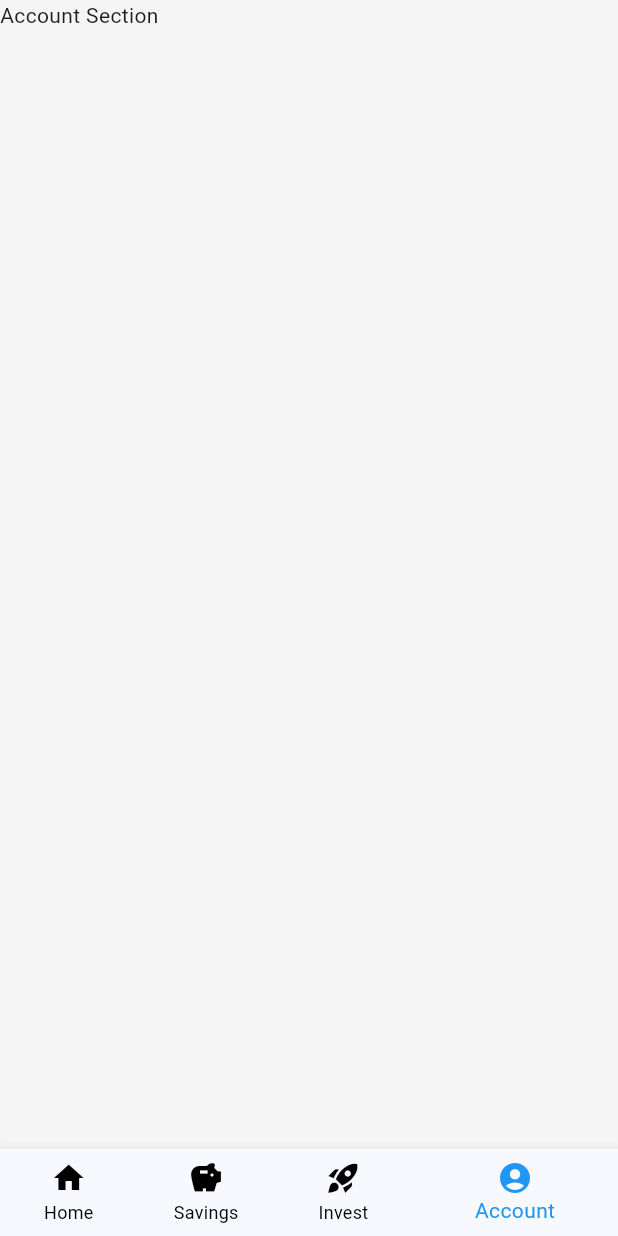
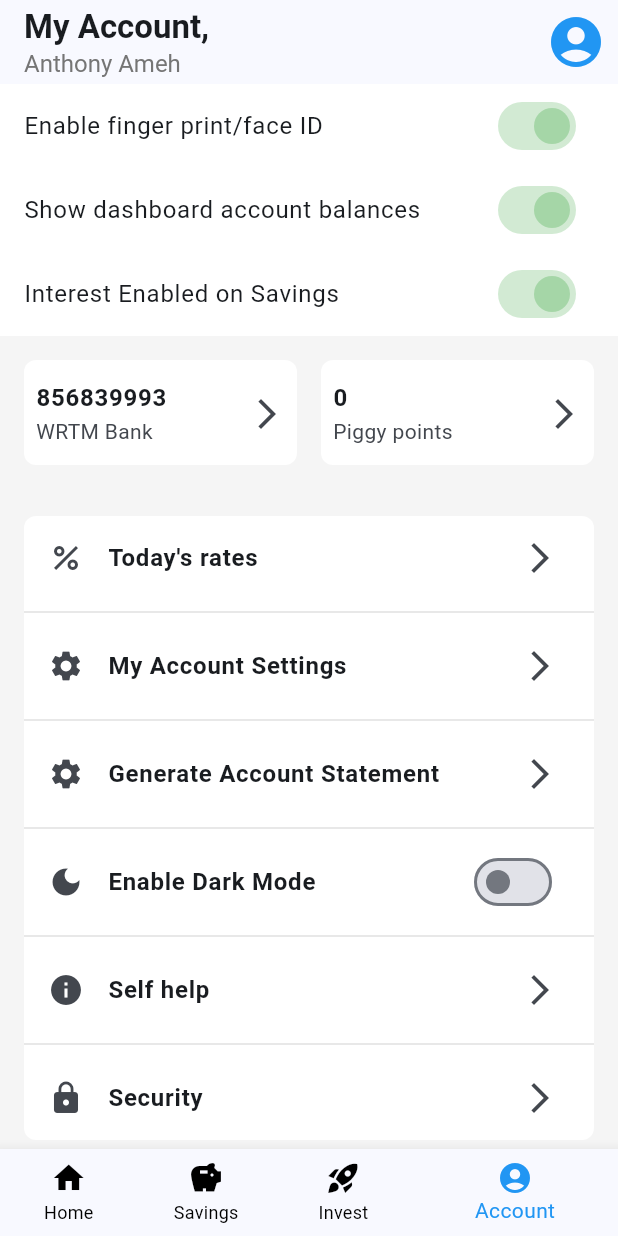
Before and after one commit to ANTONINEUTRON/wtm_savings_app, a Flutter app: the screen it shows after launch, item 4 of the bottom bar chosen, on a phone screen of 412 x 824 dp. Run offline on Flutter 3.47's test engine with Material 3 defaults, Android fonts, the phone set to English and light mode, and no system bars.

Commit message:
February 26th class

```diff
--- a/lib/features/account/pages/account_view.dart
+++ b/lib/features/account/pages/account_view.dart
@@ -1,11 +1,57 @@
 
 import 'package:flutter/material.dart';
+import 'package:wtm_savings_app/features/account/widgets/aacount_toggles.dart';
+import 'package:wtm_savings_app/features/account/widgets/account_grid.dart';
+import 'package:wtm_savings_app/features/account/widgets/account_settings_1.dart';
+import 'package:wtm_savings_app/features/account/widgets/account_settings_2.dart';
+import 'package:wtm_savings_app/features/account/widgets/account_settings_item.dart';
 
 class AccountView extends StatelessWidget {
   const AccountView({super.key});
 
   @override
   Widget build(BuildContext context) {
-    return Text("Account Section");
+    return Scaffold(
+      appBar: AppBar(
+        title: Column(
+          crossAxisAlignment: CrossAxisAlignment.start,
+          children: [
+            Text(
+              "My Account,",
+              style: TextStyle(
+                  fontWeight: FontWeight.bold
+              ),
+            ),
+            Text(
+              "Anthony Ameh",
+              style: TextStyle(
+                fontSize: 16.0,
+                color: Colors.grey.shade600
+              ),
+            )
+          ],
+        ),
+        actions: [
+          IconButton(
+              color: Colors.blue,
+              onPressed: (){},
+              icon: Icon(
+                Icons.account_circle,
+                size: 40,
+              )
+          )
+        ],
+      ),
+      body: ListView(
+        padding: EdgeInsets.only(bottom: 16),
+        children: [
+          AccountToggles(),
+          AccountGrid(),
+          AccountSettings1(),
+          SizedBox(height: 16,),
+          AccountSettings2(),
+        ],
+      ),
+    );
   }
 }
--- /dev/null
+++ b/lib/features/account/widgets/aacount_toggles.dart
@@ -0,0 +1,44 @@
+
+
+import 'package:flutter/material.dart';
+
+class AccountToggles extends StatelessWidget {
+  const AccountToggles({
+    super.key,
+  });
+
+  @override
+  Widget build(BuildContext context) {
+    return Container(
+      color: Colors.white,
+      child: Column(
+        children: [
+          ListTile(
+            title: Text("Enable finger print/face ID"),
+            trailing: Switch(
+              value: true,
+              onChanged: (value){},
+              activeColor: Colors.green.shade200,
+            ),
+          ),
+          ListTile(
+            title: Text("Show dashboard account balances"),
+            trailing: Switch(
+              value: true,
+              onChanged: (value){},
+              activeColor: Colors.green.shade200,
+            ),
+          ),
+          ListTile(
+            title: Text("Interest Enabled on Savings"),
+            trailing: Switch(
+              value: true,
+              onChanged: (value){},
+              activeColor: Colors.green.shade200,
+            ),
+          ),
+        ],
+      ),
+    );
+  }
+}
--- /dev/null
+++ b/lib/features/account/widgets/account_grid.dart
@@ -0,0 +1,57 @@
+
+
+import 'package:flutter/material.dart';
+
+class AccountGrid extends StatelessWidget {
+  const AccountGrid({
+    super.key,
+  });
+
+  @override
+  Widget build(BuildContext context) {
+    return Container(
+      padding: EdgeInsets.all(16),
+      height: 120,
+      child: GridView(
+        gridDelegate: SliverGridDelegateWithFixedCrossAxisCount(
+          crossAxisCount: 2,
+          mainAxisExtent: 70,
+          mainAxisSpacing: 16,
+          crossAxisSpacing: 16,
+        ),
+        children: [
+          Container(
+            decoration: BoxDecoration(
+              borderRadius: BorderRadius.circular(8),
+              color: Colors.white,
+            ),
+            child: ListTile(
+              title: Text(
+                "856839993",
+                style: TextStyle(fontWeight: FontWeight.bold,),
+              ),
+              subtitle: Text("WRTM Bank"),
+              trailing: Icon(Icons.arrow_forward_ios),
+              contentPadding: EdgeInsets.symmetric(horizontal: 8),
+            ),
+          ),
+          Container(
+            decoration: BoxDecoration(
+              borderRadius: BorderRadius.circular(8),
+              color: Colors.white,
+            ),
+            child: ListTile(
+              title: Text(
+                "0",
+                style: TextStyle(fontWeight: FontWeight.bold,),
+              ),
+              subtitle: Text("Piggy points"),
+              trailing: Icon(Icons.arrow_forward_ios),
+              contentPadding: EdgeInsets.symmetric(horizontal: 8,),
+            ),
+          )
+        ],
+      ),
+    );
+  }
+}
--- /dev/null
+++ b/lib/features/account/widgets/account_settings_1.dart
@@ -0,0 +1,59 @@
+
+import 'package:flutter/material.dart';
+import 'package:wtm_savings_app/features/account/widgets/account_settings_item.dart';
+
+class AccountSettings1 extends StatelessWidget {
+  const AccountSettings1({
+    super.key,
+  });
+
+  @override
+  Widget build(BuildContext context) {
+    return Container(
+      decoration: BoxDecoration(
+        color: Colors.white,
+        borderRadius: BorderRadius.circular(8),
+      ),
+      margin: EdgeInsets.symmetric(horizontal: 16,),
+      child: Column(
+        children: [
+          AccountSettingsItem(
+            title: "Today's rates",
+            icon: Icon(Icons.percent),
+          ),
+          Divider(color: Colors.grey.shade300,),
+          AccountSettingsItem(
+            title: "My Account Settings",
+            icon: Icon(Icons.settings),
+          ),
+          Divider(color: Colors.grey.shade300,),
+          AccountSettingsItem(
+            title: "Generate Account Statement",
+            icon: Icon(Icons.settings),
+          ),
+          Divider(color: Colors.grey.shade300,),
+          AccountSettingsItem(
+            title: "Enable Dark Mode",
+            icon: Icon(Icons.dark_mode),
+            trailingIcon: Switch(
+              value: false,
+              onChanged: (value) {
+
+              },
+            ),
+          ),
+          Divider(color: Colors.grey.shade300,),
+          AccountSettingsItem(
+            title: "Self help",
+            icon: Icon(Icons.info),
+          ),
+          Divider(color: Colors.grey.shade300,),
+          AccountSettingsItem(
+            title: "Security",
+            icon: Icon(Icons.lock),
+          )
+        ],
+      ),
+    );
+  }
+}
--- /dev/null
+++ b/lib/features/account/widgets/account_settings_2.dart
@@ -0,0 +1,64 @@
+
+import 'package:flutter/material.dart';
+import 'package:wtm_savings_app/features/account/widgets/account_settings_item.dart';
+
+class AccountSettings2 extends StatelessWidget {
+  const AccountSettings2({
+    super.key,
+  });
+
+  @override
+  Widget build(BuildContext context) {
+    return Container(
+      decoration: BoxDecoration(
+        color: Colors.white,
+        borderRadius: BorderRadius.circular(8),
+      ),
+      margin: EdgeInsets.symmetric(horizontal: 16,),
+      child: Column(
+        children: [
+          AccountSettingsItem(
+            title: "Refer & Earn",
+            icon: Icon(Icons.card_giftcard),
+          ),
+          Divider(color: Colors.grey.shade300,),
+          AccountSettingsItem(
+            title: "Withdraw funds",
+            icon: Icon(Icons.settings),
+          ),
+          Divider(color: Colors.grey.shade300,),
+          AccountSettingsItem(
+            title: "Generate Account Statement",
+            icon: Icon(Icons.settings),
+          ),
+          Divider(color: Colors.grey.shade300,),
+          AccountSettingsItem(
+            title: "Linked debot cards",
+            icon: Icon(Icons.lock),
+          ),
+          Divider(color: Colors.grey.shade300,),
+          AccountSettingsItem(
+            title: "Withdrawal Bank",
+            icon: Icon(Icons.info),
+          ),
+          Divider(color: Colors.grey.shade300,),
+          AccountSettingsItem(
+            title: "View Piggyvest Library",
+            icon: Icon(Icons.lock),
+          ),
+          Divider(color: Colors.grey.shade300,),
+          ListTile(
+            leading: Icon(Icons.logout,color: Colors.red.shade700,),
+            title: Text(
+                "Log Out",
+              style: TextStyle(
+                fontWeight: FontWeight.bold,
+                color: Colors.red.shade700,
+              ),
+            ),
+          )
+        ],
+      ),
+    );
+  }
+}
--- /dev/null
+++ b/lib/features/account/widgets/account_settings_item.dart
@@ -0,0 +1,30 @@
+
+
+import 'package:flutter/material.dart';
+
+class AccountSettingsItem extends StatelessWidget {
+  const AccountSettingsItem({
+    super.key,
+    required this.title,
+    required this.icon,
+    this.trailingIcon = const Icon(Icons.arrow_forward_ios),
+  });
+
+  final String title;
+  final Widget icon;
+  final Widget trailingIcon;
+
+  @override
+  Widget build(BuildContext context) {
+    return ListTile(
+      leading: icon,
+      title: Text(
+        title,
+        style: TextStyle(
+          fontWeight: FontWeight.bold,
+        ),
+      ),
+      trailing: trailingIcon,
+    );
+  }
+}
--- a/lib/features/home/widgets/saving_details_card.dart
+++ b/lib/features/home/widgets/saving_details_card.dart
@@ -45,12 +45,18 @@ class SavingDetailsCard extends StatelessWidget {
               child: Column(
                 crossAxisAlignment: CrossAxisAlignment.start,
                 children: [
-                  Text("My savings"),
+                  Text(
+                    "My savings",
+                    style: TextStyle(
+                      color: Colors.grey.shade200
+                    ),
+                  ),
                   Text(
                     balance,
                     style: TextStyle(
                         fontWeight: FontWeight.w900,
-                        fontSize: 20
+                        fontSize: 20,
+                      color: Colors.white,
                     ),
                   )
                 ],
```
